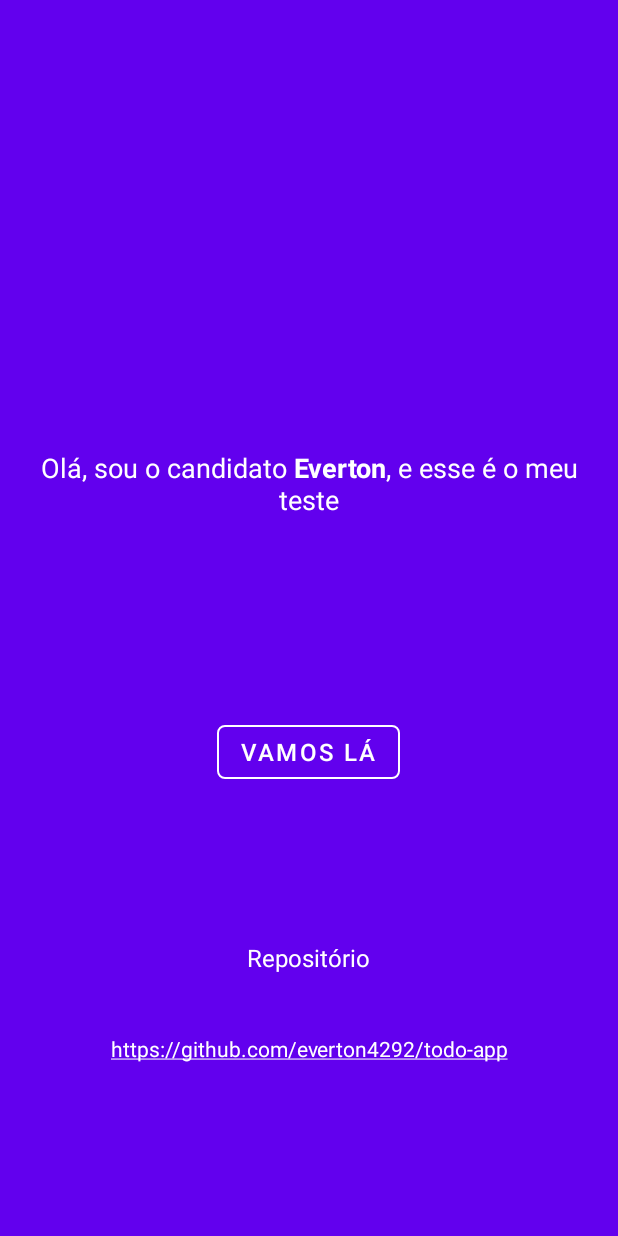
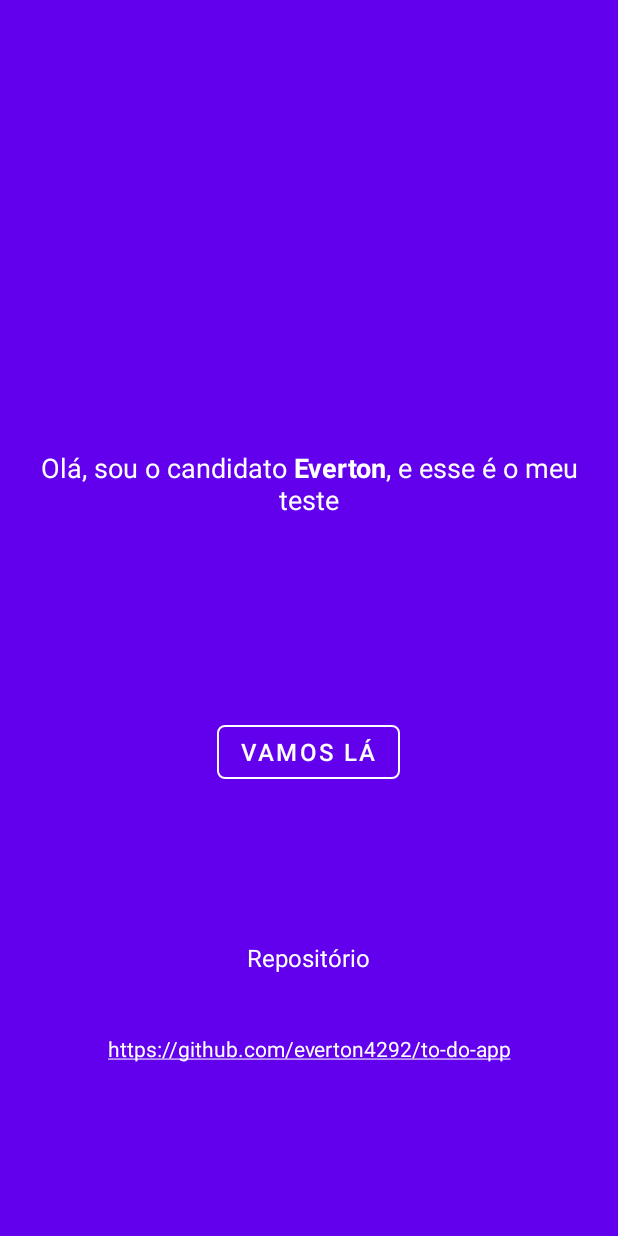
Before and after one commit to everton4292/to-do-app, an Android app: the screen it shows after launch (GreetingsActivity), on a phone screen of 412 x 824 dp. Run offline under Robolectric (Android 15) with nearby library versions, the phone set to English and light mode, and no system bars; our stand-ins replace Room's generated code.

```diff
--- a/app/src/main/res/values/strings.xml
+++ b/app/src/main/res/values/strings.xml
@@ -2,7 +2,7 @@
     <string name="app_name_string">ToDoList</string>
     <string name="greetings_text_string">Olá, sou o candidato <b>Everton</b>, e esse é o meu teste</string>
     <string name="greetings_button_text_string">Vamos lá</string>
-    <string name="github_repository_link_string">https://github.com/everton4292/todo-app</string>
+    <string name="github_repository_link_string">https://github.com/everton4292/to-do-app</string>
     <string name="repositorio_string">Repositório</string>
     <string name="ok_alert_string">OK</string>
     <string name="salvar_button_string">Salvar</string>
```
